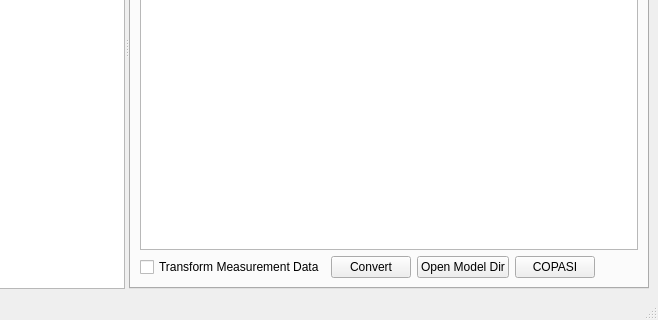
The window that petab.ui (copasi/python-petab-importer) describes before a commit, drawn with Qt 5; both pictures show x 142 to 800 and y 280 to 600 of the 800 by 600 pixel window.
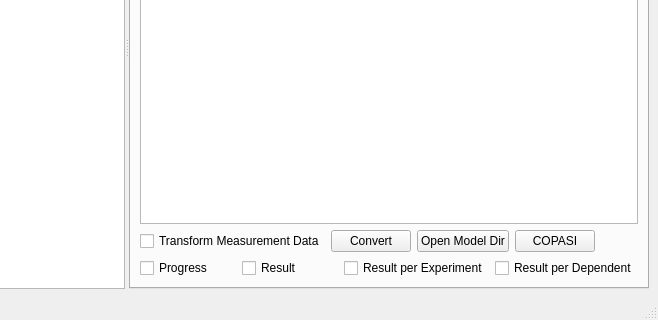
The same window after the commit.

Commit message: - allow to choose which plots to add from the gui

```diff
--- a/petab.ui
+++ b/petab.ui
@@ -135,7 +135,51 @@
            </item>
           </layout>
          </item>
-        </layout>
+         <item row="2" column="0">
+          <layout class="QHBoxLayout" name="horizontalLayout_4">
+           <item>
+            <widget class="QCheckBox" name="chkPlotProgressOfFit">
+             <property name="statusTip">
+              <string>If checked, Progress of Fit plot is added</string>
+             </property>
+             <property name="text">
+              <string>Progress</string>
+             </property>
+            </widget>
+           </item>
+           <item>
+            <widget class="QCheckBox" name="chkPlotResult">
+             <property name="statusTip">
+              <string>If checked, parameter estimation result plot is added</string>
+             </property>
+             <property name="text">
+              <string>Result</string>
+             </property>
+            </widget>
+           </item>
+           <item>
+            <widget class="QCheckBox" name="chkPlotResultPerExperiment">
+             <property name="statusTip">
+              <string>If checked, result plot per experiment is added</string>
+             </property>
+             <property name="text">
+              <string>Result per Experiment</string>
+             </property>
+            </widget>
+           </item>
+           <item>
+            <widget class="QCheckBox" name="chkPlotResultPerDependent">
+             <property name="statusTip">
+              <string>If checked, result plot per dependent is added</string>
+             </property>
+             <property name="text">
+              <string>Result per Dependent</string>
+             </property>
+            </widget>
+           </item>
+           </layout>
+          </item>
+         </layout>
        </widget>
        <widget class="QWidget" name="tabData">
         <attribute name="title">
```
The commit also changes 1 other file.
